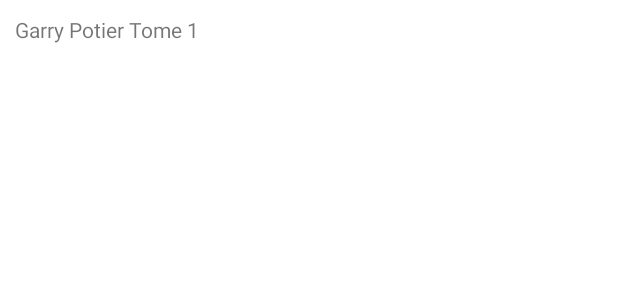
After one commit to Kolienka/HenriPotier, an Android app: the layout custom_view_item_book.xml on its own in the app's theme, with its tools: preview values and no code run, on a phone screen of 412 x 824 dp. The commit adds this screen. Shown: the top 300 px of the screen. Run offline under Robolectric (Android 15) with nearby library versions, the phone set to English and light mode, and no system bars; network calls fail.

Commit message:
Recycler view ok, affichage joli à faire

```diff
--- a/app/src/main/AndroidManifest.xml
+++ b/app/src/main/AndroidManifest.xml
@@ -1,6 +1,8 @@
 <?xml version="1.0" encoding="utf-8"?>
 <manifest xmlns:android="http://schemas.android.com/apk/res/android"
     xmlns:tools="http://schemas.android.com/tools">
+
+    <uses-permission android:name="android.permission.INTERNET" />
 
     <application
         android:allowBackup="true"
@@ -12,7 +14,7 @@
         android:theme="@style/Theme.HenriPotier"
         tools:targetApi="31">
         <activity
-            android:name=".MainActivity"
+            android:name=".LibraryActivity"
             android:exported="true">
             <intent-filter>
                 <action android:name="android.intent.action.MAIN" />
@@ -21,7 +23,7 @@
             </intent-filter>
 
             <meta-data
-                android:name="android.app.lib_name"
+                android:name="android.app.BAROU"
                 android:value="" />
         </activity>
     </application>
--- /dev/null
+++ b/app/src/main/res/layout/custom_view_item_book.xml
@@ -0,0 +1,15 @@
+<?xml version="1.0" encoding="utf-8"?>
+<FrameLayout
+    xmlns:android="http://schemas.android.com/apk/res/android"
+    xmlns:tools="http://schemas.android.com/tools"
+    android:layout_width="match_parent"
+    android:layout_height="match_parent"
+    android:orientation="horizontal"
+    android:padding="10dp">
+
+    <TextView
+        android:id="@+id/titleView"
+        android:layout_width="wrap_content"
+        android:layout_height="wrap_content"
+        tools:text="Garry Potier Tome 1" />
+</FrameLayout>
```
Also changed, not shown: app/build.gradle (+8 -1 lines), app/src/main/java/com/example/henripotier/Book.kt (added, +9 -0 lines), app/src/main/java/com/example/henripotier/BookAdapter.kt (added, +25 -0 lines), app/src/main/java/com/example/henripotier/BookItemView.kt (added, +26 -0 lines), app/src/main/java/com/example/henripotier/LibraryActivity.kt (added, +31 -0 lines), app/src/main/java/com/example/henripotier/LibraryViewModel.kt (added, +38 -0 lines), app/src/main/java/com/example/henripotier/MainActivity.kt (deleted, +0 -11 lines), app/src/main/java/com/example/henripotier/Service.kt (added, +10 -0 lines), app/src/main/res/layout/activity_library.xml (renamed from app/src/main/res/layout/activity_main.xml, +5 -4 lines).
